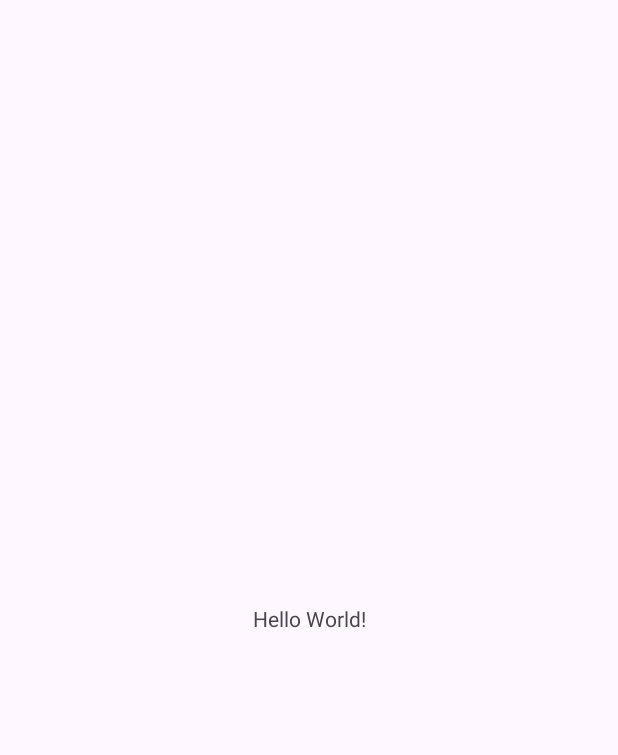
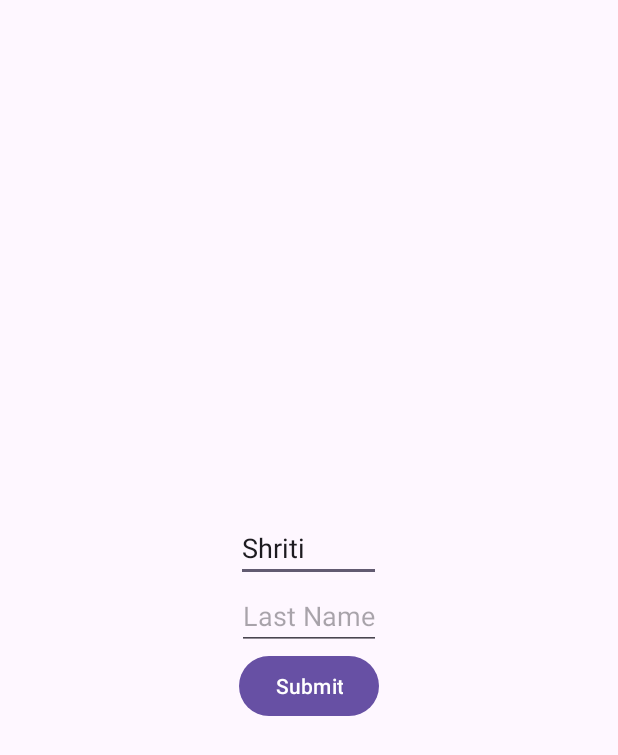
Before and after one commit to ShefaliK-ionic/AndroidAllSortsOfTest, an Android app: the screen it shows after launch (MainActivity), on a phone screen of 412 x 824 dp. Before the commit the part shown is almost empty. Shown: the top 755 px of the screen. Run offline under Robolectric (Android 15) with nearby library versions, the phone set to English and light mode, and no system bars.

Commit message:
intent + espresso UI test

```diff
--- a/app/src/main/java/com/example/androidallsortsoftest/MainActivity.kt
+++ b/app/src/main/java/com/example/androidallsortsoftest/MainActivity.kt
@@ -1,10 +1,11 @@
 package com.example.androidallsortsoftest
 
+import android.content.Intent
+import android.net.Uri
 import android.os.Bundle
-import androidx.activity.enableEdgeToEdge
+import android.widget.Button
 import androidx.appcompat.app.AppCompatActivity
-import androidx.core.view.ViewCompat
-import androidx.core.view.WindowInsetsCompat
+
 
 class MainActivity : AppCompatActivity() {
 
@@ -15,5 +16,17 @@ class MainActivity : AppCompatActivity() {
         super.onCreate(savedInstanceState)
          setContentView(R.layout.activity_main)
 
+        var btn:Button=findViewById(R.id.btnSubmit)
+        btn.setOnClickListener {
+            startActivity(
+                Intent(
+                    Intent.ACTION_VIEW, Uri.parse(
+                        "https://google.com"
+                    )
+                )
+            )
+        }
+
+
     }
 }
--- a/app/src/main/res/layout/activity_main.xml
+++ b/app/src/main/res/layout/activity_main.xml
@@ -1,19 +1,53 @@
 <?xml version="1.0" encoding="utf-8"?>
-<androidx.constraintlayout.widget.ConstraintLayout xmlns:android="http://schemas.android.com/apk/res/android"
+<LinearLayout xmlns:android="http://schemas.android.com/apk/res/android"
     xmlns:app="http://schemas.android.com/apk/res-auto"
     xmlns:tools="http://schemas.android.com/tools"
     android:id="@+id/main"
     android:layout_width="match_parent"
     android:layout_height="match_parent"
+    android:orientation="vertical"
+    android:gravity="center"
     tools:context=".MainActivity">
 
-    <TextView
+
+
+
+    <EditText
+        android:id="@+id/etFirstName"
         android:layout_width="wrap_content"
         android:layout_height="wrap_content"
-        android:text="Hello World!"
+        android:hint="First Name"
+        android:text="Shriti"
+
         app:layout_constraintBottom_toBottomOf="parent"
         app:layout_constraintEnd_toEndOf="parent"
         app:layout_constraintStart_toStartOf="parent"
         app:layout_constraintTop_toTopOf="parent" />
 
-</androidx.constraintlayout.widget.ConstraintLayout>
+
+    <EditText
+        android:id="@+id/etLastName"
+        android:layout_width="wrap_content"
+        android:layout_height="wrap_content"
+        android:hint="Last Name"
+        android:text=""
+
+        app:layout_constraintBottom_toBottomOf="parent"
+        app:layout_constraintEnd_toEndOf="parent"
+        app:layout_constraintStart_toStartOf="parent"
+        app:layout_constraintTop_toTopOf="parent" />
+
+
+    <Button
+        android:id="@+id/btnSubmit"
+        android:layout_width="wrap_content"
+        android:layout_height="wrap_content"
+        android:text="Submit"
+ android:textColor="@color/white"
+        app:layout_constraintBottom_toBottomOf="parent"
+        app:layout_constraintEnd_toEndOf="parent"
+        app:layout_constraintStart_toStartOf="parent"
+        app:layout_constraintTop_toTopOf="parent" />
+
+
+</LinearLayout>
--- a/build.gradle.kts
+++ b/build.gradle.kts
@@ -2,4 +2,5 @@
 plugins {
     alias(libs.plugins.androidApplication) apply false
     alias(libs.plugins.jetbrainsKotlinAndroid) apply false
+
 }
--- a/gradle.properties
+++ b/gradle.properties
@@ -22,4 +22,4 @@ kotlin.code.style=official
 # resources declared in the library itself and none from the library's dependencies,
 # thereby reducing the size of the R class for that library
 android.nonTransitiveRClass=true
-org.gradle.java.home=C:/Program Files/Java/jdk1.8.0_301
+#org.gradle.java.home=C:/Program Files/Java/jdk1.8.0_301
--- a/gradle/libs.versions.toml
+++ b/gradle/libs.versions.toml
@@ -9,6 +9,7 @@ appcompat = "1.6.1"
 material = "1.11.0"
 activity = "1.8.0"
 constraintlayout = "2.1.4"
+junitKtx = "1.1.5"
 
 [libraries]
 androidx-core-ktx = { group = "androidx.core", name = "core-ktx", version.ref = "coreKtx" }
@@ -19,6 +20,7 @@ androidx-appcompat = { group = "androidx.appcompat", name = "appcompat", version
 material = { group = "com.google.android.material", name = "material", version.ref = "material" }
 androidx-activity = { group = "androidx.activity", name = "activity", version.ref = "activity" }
 androidx-constraintlayout = { group = "androidx.constraintlayout", name = "constraintlayout", version.ref = "constraintlayout" }
+androidx-junit-ktx = { group = "androidx.test.ext", name = "junit-ktx", version.ref = "junitKtx" }
 
 [plugins]
 androidApplication = { id = "com.android.application", version.ref = "agp" }
```
Also changed, not shown: app/build.gradle.kts (+21 -0 lines), 3 other files.
